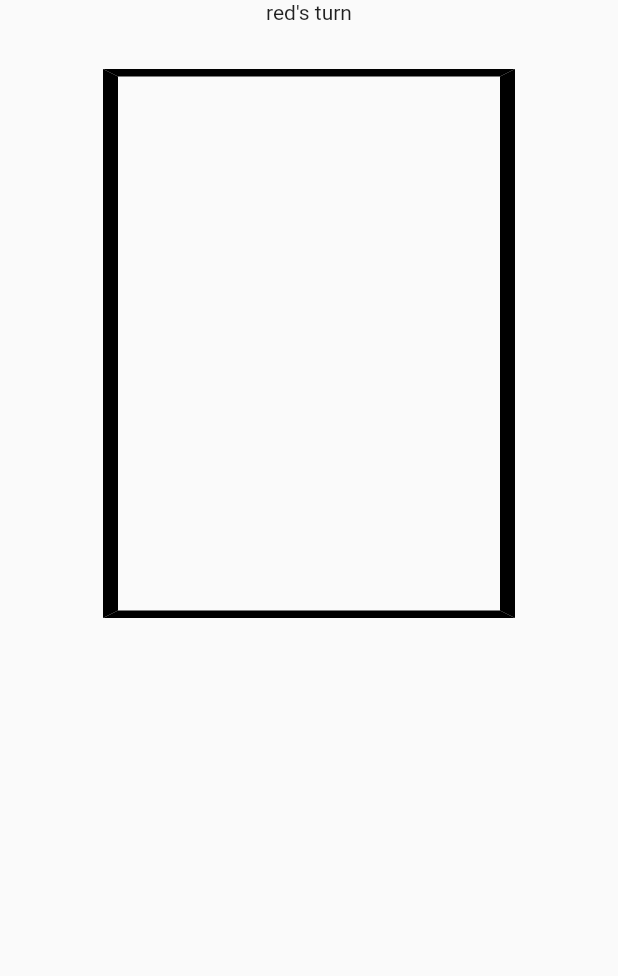
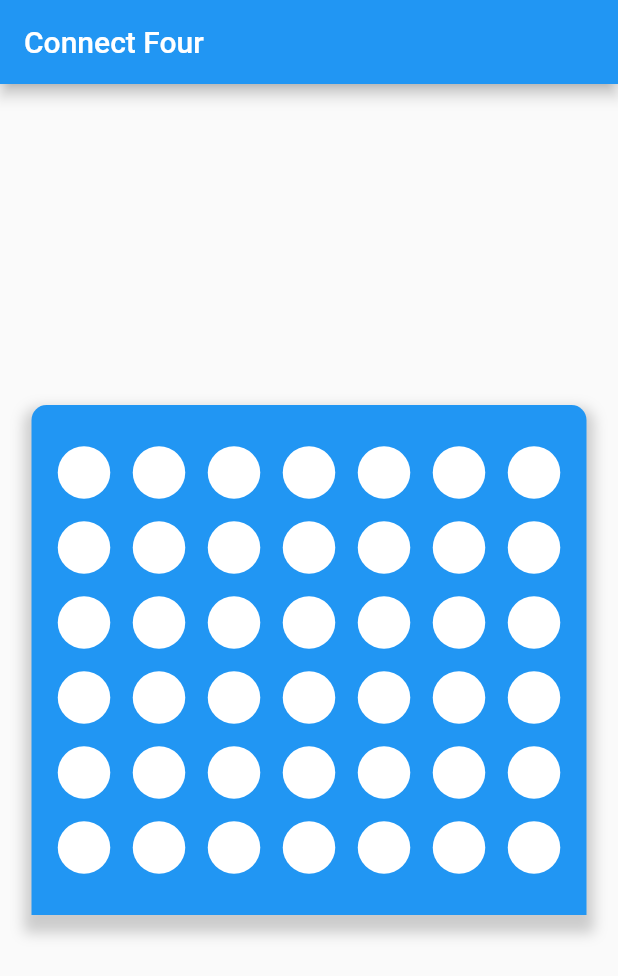
Before and after one commit to hoang-danny05/FirstReactProject, a Flutter app: the screen it shows after launch, on a phone screen of 412 x 824 dp. Shown: the top 976 px of the screen. Run offline on Flutter 3.47's test engine with Material 2 defaults, Android fonts, the phone set to English and light mode, and no system bars.

Commit message:
overhaul to organize files better and to follow tutorial

```diff
--- a/lib/main.dart
+++ b/lib/main.dart
@@ -1,3 +1,4 @@
+import 'package:connect_four/screens/game_screen.dart';
 import 'package:flutter/material.dart';
 
 void main() {
@@ -13,134 +14,9 @@ class MyApp extends StatelessWidget {
     return MaterialApp(
       title: 'Flutter Demo',
       theme: ThemeData(
-        // This is the theme of your application.
-        //
-        // Try running your application with "flutter run". You'll see the
-        // application has a blue toolbar. Then, without quitting the app, try
-        // changing the primarySwatch below to Colors.green and then invoke
-        // "hot reload" (press "r" in the console where you ran "flutter run",
-        // or simply save your changes to "hot reload" in a Flutter IDE).
-        // Notice that the counter didn't reset back to zero; the application
-        // is not restarted.
         primarySwatch: Colors.blue,
       ),
-      home: const ConnectFourGame(),
+      home: GameScreen(),
     );
   }
 }
-
-class ConnectFourGame extends StatelessWidget {
-  const ConnectFourGame({super.key});
-
-  @override
-  Widget build(BuildContext context) {
-    return Scaffold(
-      body: Center(
-          child: Padding(
-        padding: EdgeInsets.only(
-          left: MediaQuery.of(context).size.width / 6,
-          right: MediaQuery.of(context).size.width / 6,
-        ),
-        child: Column(
-          children: const [
-            TurnText(),
-            GameBoard(),
-          ],
-        ),
-      )),
-    );
-  }
-}
-
-class TurnText extends StatefulWidget {
-  const TurnText({super.key});
-
-  @override
-  State<StatefulWidget> createState() => _TurnTextState();
-}
-
-class _TurnTextState extends State<TurnText> {
-  String text = "red's turn";
-
-  @override
-  Widget build(BuildContext context) {
-    return Padding(
-      padding: const EdgeInsets.only(bottom: 30),
-      child: Text(text),
-    );
-  }
-}
-
-class GameBoard extends StatefulWidget {
-  const GameBoard({super.key});
-
-  @override
-  State<StatefulWidget> createState() => _GameBoardState();
-}
-
-class _GameBoardState extends State<GameBoard> {
-  List<List<GamePiece>> places = [
-    [const GamePiece.empty(), const GamePiece.empty(), const GamePiece.empty()],
-    [const GamePiece.empty(), const GamePiece.empty(), const GamePiece.empty()],
-  ];
-
-  @override
-  Widget build(BuildContext context) {
-    return Container(
-      padding: EdgeInsets.only(
-        top: MediaQuery.of(context).size.height / 4,
-        left: MediaQuery.of(context).size.width / 3,
-        right: MediaQuery.of(context).size.width / 3,
-      ),
-      decoration: const BoxDecoration(
-        border: Border(
-          top: BorderSide(width: 5),
-          bottom: BorderSide(width: 5),
-          left: BorderSide(width: 10),
-          right: BorderSide(width: 10),
-        ),
-      ),
-      //Main structure of the game board
-      child: Row(
-        children: [
-          Column(
-            children: [
-              places[0][0],
-              places[0][1],
-              places[0][2],
-            ],
-          ),
-          Column(
-            children: [
-              places[1][0],
-              places[1][1],
-              places[1][2],
-            ],
-          ),
-        ],
-      ),
-    );
-  }
-}
-
-class GamePiece extends StatelessWidget {
-  final Color _pieceColor;
-  const GamePiece.empty({super.key, Color c = Colors.white}) : _pieceColor = c;
-  const GamePiece.filled({super.key, Color c = Colors.black}) : _pieceColor = c;
-
-  @override
-  Widget build(BuildContext context) {
-    return Container(
-      height: 50,
-      width: 50,
-      decoration: BoxDecoration(
-        color: _pieceColor,
-        borderRadius: BorderRadius.circular(25),
-        //more than 50% of width makes circle
-        border: const Border(
-          top: BorderSide(color: Colors.black, width: 10),
-        ),
-      ),
-    );
-  }
-}
--- /dev/null
+++ b/lib/screens/game_screen.dart
@@ -0,0 +1,17 @@
+import 'package:connect_four/widgets/game_body.dart';
+import 'package:flutter/material.dart';
+
+//purpose is for navigation
+class GameScreen extends StatelessWidget {
+  @override
+  Widget build(BuildContext context) {
+    return Scaffold(
+      appBar: AppBar(
+        title: const Text("Connect Four"),
+      ),
+      body: Center(
+        child: GameBody(),
+      ),
+    );
+  }
+}
--- /dev/null
+++ b/lib/widgets/cell.dart
@@ -0,0 +1,23 @@
+import 'package:flutter/material.dart';
+
+import 'coin.dart';
+
+class Cell extends StatelessWidget {
+  const Cell({super.key});
+
+  @override
+  Widget build(BuildContext context) {
+    return Stack(
+      children: [
+        Container(
+          height: 50,
+          width: 50,
+          color: Colors.blue,
+        ),
+        Coin(
+          pieceColor: Colors.white,
+        )
+      ],
+    );
+  }
+}
--- /dev/null
+++ b/lib/widgets/coin.dart
@@ -0,0 +1,21 @@
+import 'package:flutter/material.dart';
+
+class Coin extends StatelessWidget {
+  final Color pieceColor;
+  const Coin({super.key, required this.pieceColor});
+
+  @override
+  Widget build(BuildContext context) {
+    return Positioned.fill(
+      child: Align(
+        alignment: Alignment.center,
+        child: Container(
+          height: 35,
+          width: 35,
+          decoration: BoxDecoration(
+              borderRadius: BorderRadius.circular(35), color: pieceColor),
+        ),
+      ),
+    );
+  }
+}
--- /dev/null
+++ b/lib/widgets/game_board.dart
@@ -0,0 +1,47 @@
+import 'package:flutter/material.dart';
+
+import 'game_column.dart';
+
+class GameBoard extends StatelessWidget {
+  const GameBoard({super.key});
+
+  @override
+  Widget build(BuildContext context) {
+    return Container(
+      padding: const EdgeInsets.symmetric(vertical: 20, horizontal: 10),
+      margin: const EdgeInsets.all(10),
+      decoration: BoxDecoration(
+        borderRadius: BorderRadius.only(
+          topLeft: Radius.circular(10),
+          topRight: Radius.circular(10),
+        ),
+        color: Colors.blue,
+        boxShadow: [
+          BoxShadow(
+            color: Colors.grey.withOpacity(.5),
+            spreadRadius: 5,
+            blurRadius: 7,
+            offset: Offset(0, 7),
+          ),
+        ],
+      ),
+      child: Column(
+        mainAxisSize: MainAxisSize.min,
+        children: [
+          Row(
+            mainAxisSize: MainAxisSize.min,
+            children: [
+              GameColumn(),
+              GameColumn(),
+              GameColumn(),
+              GameColumn(),
+              GameColumn(),
+              GameColumn(),
+              GameColumn(),
+            ],
+          ),
+        ],
+      ),
+    );
+  }
+}
--- /dev/null
+++ b/lib/widgets/game_body.dart
@@ -0,0 +1,13 @@
+import 'package:flutter/material.dart';
+import 'game_board.dart';
+
+//purpose is to hold the main elements of the game.
+//consists of cells, which may be empty, red, or yellow.
+class GameBody extends StatelessWidget {
+  const GameBody({super.key});
+
+  @override
+  Widget build(BuildContext context) {
+    return GameBoard();
+  }
+}
--- /dev/null
+++ b/lib/widgets/game_column.dart
@@ -0,0 +1,18 @@
+import 'package:flutter/material.dart';
+import 'cell.dart';
+
+class GameColumn extends StatelessWidget {
+  const GameColumn({super.key});
+
+  @override
+  Widget build(BuildContext context) {
+    return Column(mainAxisSize: MainAxisSize.min, children: [
+      Cell(),
+      Cell(),
+      Cell(),
+      Cell(),
+      Cell(),
+      Cell(),
+    ]);
+  }
+}
```
